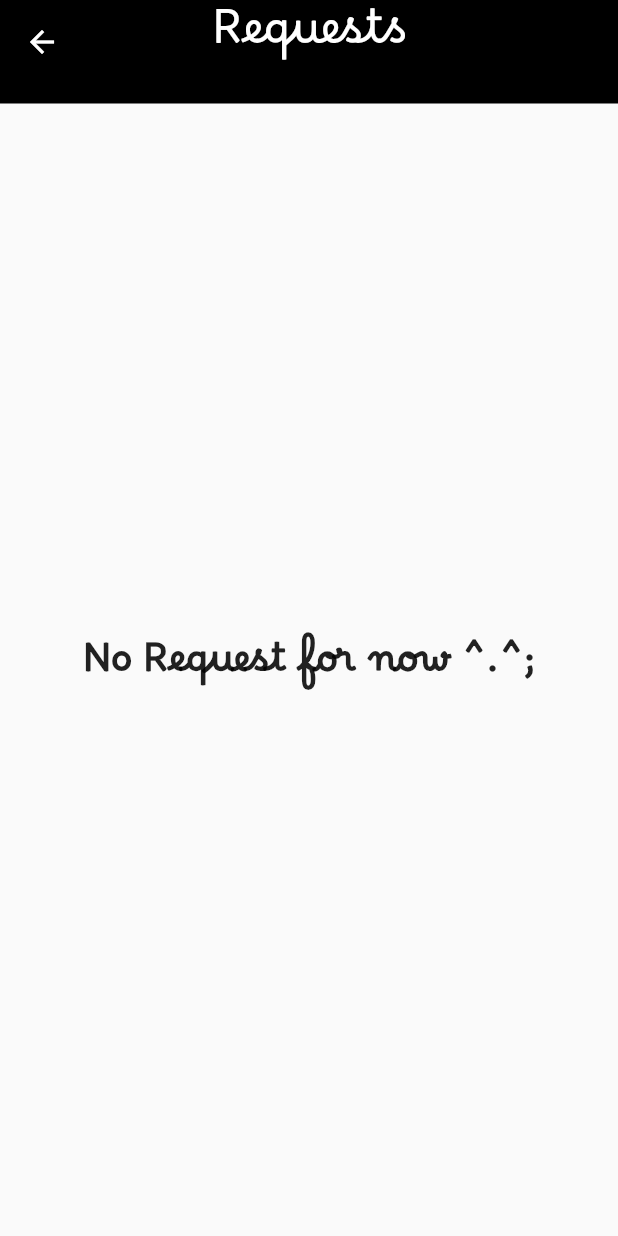
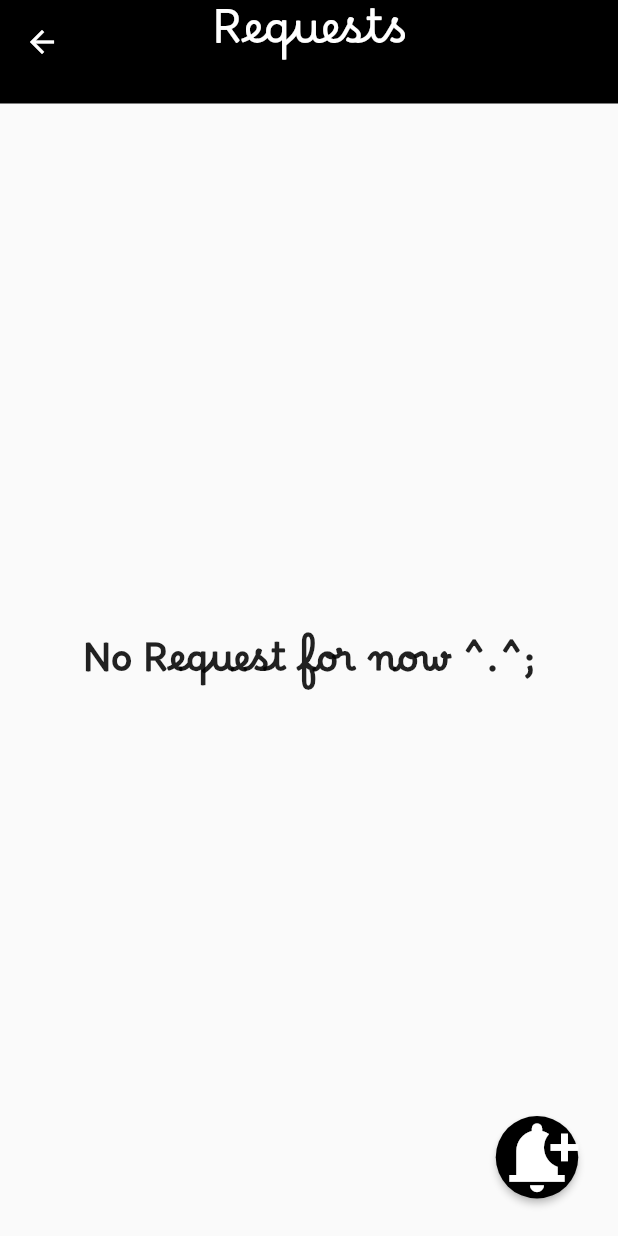
Before and after one commit to zekDRACULA/chat.At, a Flutter app: the Requests screen opened directly, on a phone screen of 412 x 824 dp. Run offline on Flutter 3.47's test engine with Material 2 defaults, Android fonts, the phone set to English and light mode, and no system bars; our stand-ins replace cloud_firestore, firebase_auth, firebase_core, shared_preferences; accounts and stored records are empty.

Commit message:
added sent  request notification icon

```diff
--- a/lib/pages/requests.dart
+++ b/lib/pages/requests.dart
@@ -1,5 +1,7 @@
+import 'package:chatapp/pages/auth/friend_list.dart';
 import 'package:chatapp/service/auth_service.dart';
 import 'package:chatapp/service/database_service.dart';
+import 'package:chatapp/widgets/widgets.dart';
 import 'package:cloud_firestore/cloud_firestore.dart';
 import 'package:firebase_auth/firebase_auth.dart';
 import 'package:flutter/material.dart';
@@ -59,8 +61,25 @@ class _RequestsState extends State<Requests> {
         ),
       ),
       body: Stack(
-        children: [
+        children: <Widget>[
           recievedRequestList(),
+          Positioned(
+            bottom: 25,
+            right: 10,
+            child: RawMaterialButton(
+              onPressed: () {
+                nextScreen(context, FriendList());
+              },
+              shape: const CircleBorder(),
+
+              fillColor: Colors.black,
+              child: const Icon(
+                Icons.notification_add,
+                color: Colors.white,
+                size: 55,
+              ),
+            ),
+          ),
         ],
       ),
     );
```
Also changed, not shown: lib/pages/user_search.dart (+8 -2 lines).
